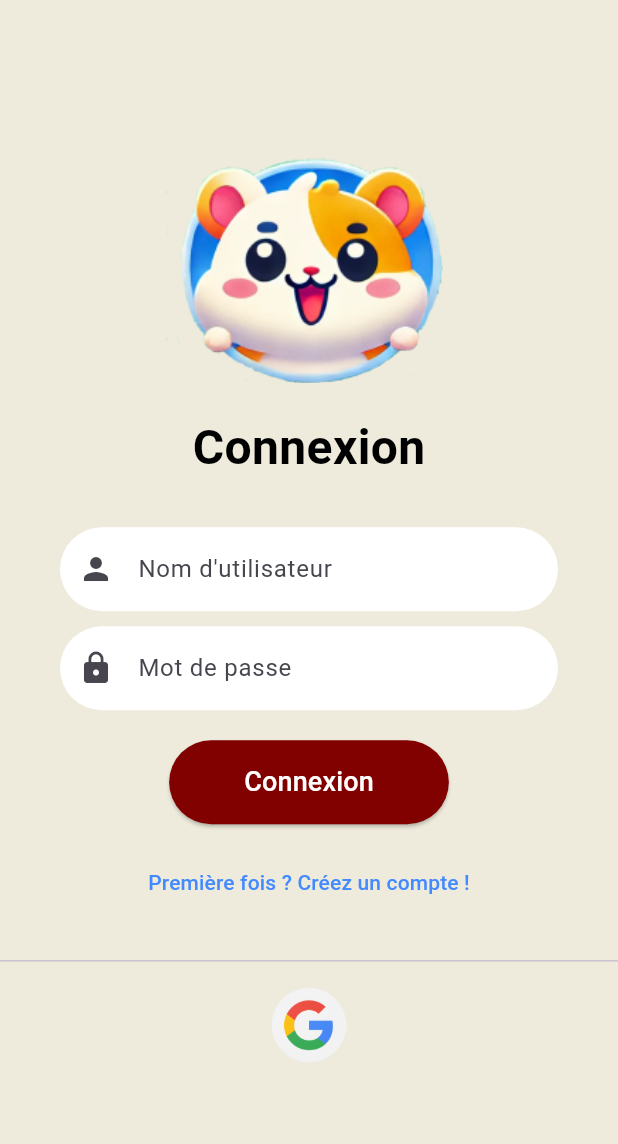
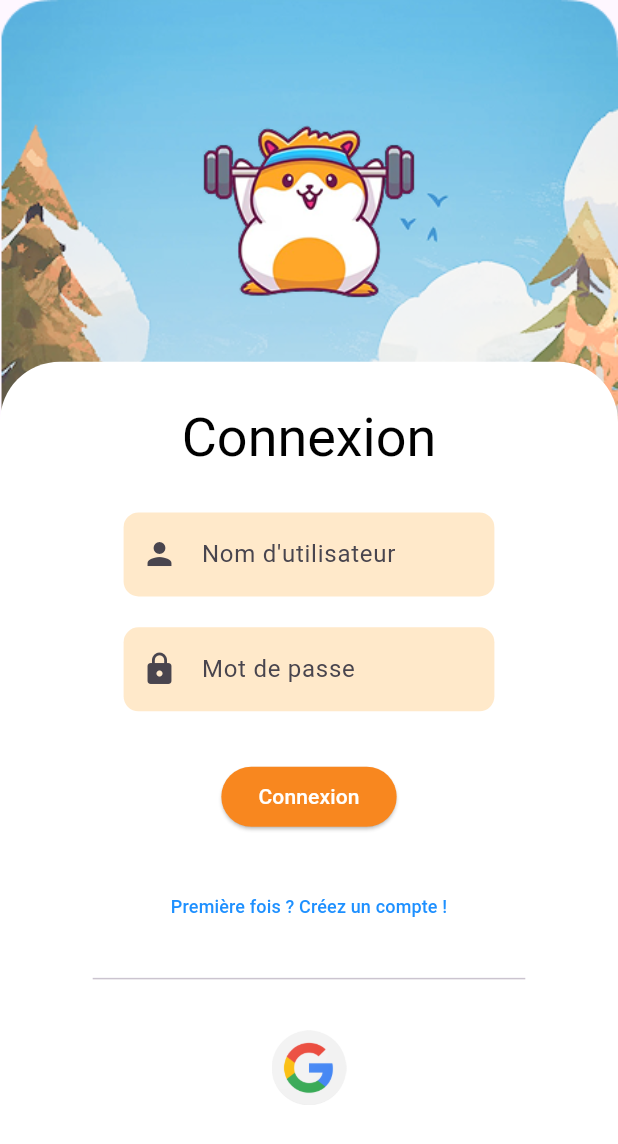
Before and after one commit to Playfit-app/Playfit, a Flutter app: the screen it shows after launch, on a phone screen of 412 x 824 dp. Shown: the top 1144 px of the screen. Run offline on Flutter 3.47's test engine with Material 3 defaults, Android fonts, the phone set to English and light mode, and no system bars; our stand-ins replace camera, flutter_dotenv, flutter_secure_storage, google_fonts, google_sign_in; missing offline and left inert: flame, google_ml_kit, google_mlkit_pose_detection; Roboto replaces fonts that are missing (Amaranth).

Commit message:
style: login page redisigned based on figma v3 mockup

```diff
--- a/playfit-mobile/playfit/lib/authentification/login_page.dart
+++ b/playfit-mobile/playfit/lib/authentification/login_page.dart
@@ -3,7 +3,7 @@ import 'package:flutter/material.dart';
 import 'package:playfit/auth_service.dart';
 import 'package:playfit/home_page.dart';
 import 'package:playfit/authentification/registration_page.dart';
-import 'package:playfit/styles/styles.dart';
+import 'package:google_fonts/google_fonts.dart';
 
 class LoginPage extends StatefulWidget {
   const LoginPage({super.key});
@@ -13,13 +13,13 @@ class LoginPage extends StatefulWidget {
 }
 
 class _LoginPageState extends State<LoginPage> {
+  final GlobalKey<FormState> _formKey = GlobalKey<FormState>();
   final TextEditingController _loginController = TextEditingController();
   final TextEditingController _passwordController = TextEditingController();
   final AuthService authService = AuthService();
   String _errorMessage = '';
   bool _isGoogleSignInLoading = false;
 
-  // ignore: unused_element
   void _login() async {
     setState(() {
       _isGoogleSignInLoading = true;
@@ -52,17 +52,14 @@ class _LoginPageState extends State<LoginPage> {
   }
 
   Future<void> _handleGoogleSignIn() async {
-    // Send the ID token to the backend for verification and login
     var result = await authService.loginWithGoogle(context);
-    if (!mounted) return; // Ensure the widget is still mounted
+    if (!mounted) return;
     if (result["status"] == 'success') {
-      // Navigate to the HomePage on successful login
       Navigator.pushReplacement(
         context,
         MaterialPageRoute(builder: (context) => const HomePage()),
       );
     } else {
-      // Display an error message if login failed
       setState(() {
         _errorMessage = result["message"]!;
       });
@@ -79,33 +76,51 @@ class _LoginPageState extends State<LoginPage> {
   @override
   Widget build(BuildContext context) {
     return Scaffold(
-      backgroundColor: AppStyles.backgroundColor, // Using the color from styles
-      body: Center(
-        child: SingleChildScrollView(
-          child: Column(
-            mainAxisAlignment: MainAxisAlignment.center,
+      body: SingleChildScrollView(
+        child: Stack(
           children: [
-              // Mascot Image at the top
-              Padding(
-                padding: const EdgeInsets.only(bottom: 20.0),
-                child: Image.asset(
-                  'assets/images/mascot.png',
-                  height: 150,
+            Image.asset(
+              "assets/images/background_kickoff.png",
+              width: MediaQuery.of(context).size.width,
+              fit: BoxFit.cover,
+            ),
+            Column(
+              children: [
+                SizedBox(height: MediaQuery.of(context).size.height * 0.05),
+                Image.asset(
+                  "assets/images/mascot.png",
+                  height: 200,
+                ),
+                Container(
+                  // White background
+                  width: MediaQuery.of(context).size.width,
+                  // height: MediaQuery.of(context).size.height * 0.6,
+                  decoration: const BoxDecoration(
+                    color: Colors.white,
+                    borderRadius: BorderRadius.only(
+                      topLeft: Radius.circular(40),
+                      topRight: Radius.circular(40),
                     ),
                   ),
-              const Text(
+                  child: Column(
+                    children: [
+                      SizedBox(
+                          height: MediaQuery.of(context).size.height * 0.03),
+                      Text(
                         'Connexion',
-                style: TextStyle(
-                  fontSize: 32,
-                  fontWeight: FontWeight.bold,
+                        style: GoogleFonts.amaranth(
+                          fontSize: 36,
                           color: Colors.black,
+                          letterSpacing: 0,
+                          fontWeight: FontWeight.normal,
                         ),
                       ),
-              const SizedBox(height: 20),
-              // Display error message if it exists
+                      SizedBox(
+                          height: MediaQuery.of(context).size.height * 0.02),
                       if (_errorMessage.isNotEmpty)
                         Padding(
-                  padding: const EdgeInsets.symmetric(horizontal: 40.0),
+                          padding: const EdgeInsets.symmetric(
+                              horizontal: 40.0, vertical: 10),
                           child: Text(
                             _errorMessage,
                             style: const TextStyle(
@@ -115,89 +130,141 @@ class _LoginPageState extends State<LoginPage> {
                             textAlign: TextAlign.center,
                           ),
                         ),
-              const SizedBox(height: 10),
-              // Username TextField
+                      SizedBox(
+                          height: MediaQuery.of(context).size.height * 0.01),
+                      Form(
+                        key: _formKey,
+                        child: Column(
+                          children: [
                             Padding(
-                padding: const EdgeInsets.symmetric(horizontal: 40.0),
-                child: TextField(
+                              padding: EdgeInsets.symmetric(
+                                  horizontal:
+                                      MediaQuery.of(context).size.width * 0.2),
+                              child: TextFormField(
                                 controller: _loginController,
                                 decoration: InputDecoration(
-                    hintText: 'Nom d\'utilisateur',
                                   filled: true,
-                    fillColor: Colors.white,
+                                  fillColor:
+                                      const Color.fromARGB(255, 255, 233, 202),
                                   prefixIcon: const Icon(Icons.person),
                                   suffixIcon: _loginController.text.isNotEmpty
                                       ? IconButton(
                                           icon: const Icon(Icons.close),
-                            onPressed: () => _loginController.clear(),
+                                          onPressed: () =>
+                                              _loginController.clear(),
                                         )
                                       : null,
                                   border: OutlineInputBorder(
+                                    borderRadius: BorderRadius.circular(10.0),
+                                    borderSide: BorderSide.none,
+                                  ),
+                                  labelText: "Nom d'utilisateur",
+                                ),
+                                keyboardType: TextInputType.text,
+                                validator: (value) {
+                                  if (value == null || value.isEmpty) {
+                                    return 'Veuillez entrer votre nom d\'utilisateur';
+                                  }
+                                  return null;
+                                },
+                              ),
+                            ),
+                            SizedBox(
+                                height:
+                                    MediaQuery.of(context).size.height * 0.025),
+                            Padding(
+                              padding: EdgeInsets.symmetric(
+                                  horizontal:
+                                      MediaQuery.of(context).size.width * 0.2),
+                              child: TextFormField(
+                                controller: _passwordController,
+                                obscureText: true,
+                                decoration: InputDecoration(
+                                  filled: true,
+                                  fillColor:
+                                      const Color.fromARGB(255, 255, 233, 202),
+                                  prefixIcon: const Icon(Icons.lock),
+                                  suffixIcon:
+                                      _passwordController.text.isNotEmpty
+                                          ? IconButton(
+                                              icon: const Icon(Icons.close),
+                                              onPressed: () =>
+                                                  _passwordController.clear(),
+                                            )
+                                          : null,
+                                  border: OutlineInputBorder(
+                                    borderRadius: BorderRadius.circular(10.0),
+                                    borderSide: BorderSide.none,
+                                  ),
+                                  labelText: "Mot de passe",
+                                ),
+                                keyboardType: TextInputType.text,
+                                validator: (value) {
+                                  if (value == null || value.isEmpty) {
+                                    return 'Veuillez entrer votre mot de passe';
+                                  }
+                                  return null;
+                                },
+                              ),
+                            ),
+                            SizedBox(
+                                height:
+                                    MediaQuery.of(context).size.height * 0.04),
+                            ElevatedButton(
+                              onPressed: () {
+                                if (_formKey.currentState!.validate()) {
+                                  _login();
+                                }
+                              },
+                              style: ElevatedButton.styleFrom(
+                                backgroundColor:
+                                    const Color.fromARGB(255, 248, 135, 31),
+                                shape: RoundedRectangleBorder(
                                   borderRadius: BorderRadius.circular(100.0),
-                      borderSide: BorderSide.none,
+                                ),
+                                padding: EdgeInsets.symmetric(
+                                    horizontal:
+                                        MediaQuery.of(context).size.width *
+                                            0.06,
+                                    vertical: 10),
+                              ),
+                              child: const Text(
+                                'Connexion',
+                                style: TextStyle(
+                                  fontSize: 14,
+                                  color: Colors.white,
                                 ),
                               ),
                             ),
-              ),
-              const SizedBox(height: 10),
-              // Password TextField
-              Padding(
-                padding: const EdgeInsets.symmetric(horizontal: 40.0),
-                child: TextField(
-                  controller: _passwordController,
-                  obscureText: true,
-                  decoration: InputDecoration(
-                    hintText: 'Mot de passe',
-                    filled: true,
-                    fillColor: Colors.white,
-                    prefixIcon: const Icon(Icons.lock),
-                    suffixIcon: _passwordController.text.isNotEmpty
-                        ? IconButton(
-                            icon: const Icon(Icons.close),
-                            onPressed: () => _passwordController.clear(),
-                          )
-                        : null,
-                    border: OutlineInputBorder(
-                      borderRadius: BorderRadius.circular(100.0),
-                      borderSide: BorderSide.none,
+                            SizedBox(
+                                height:
+                                    MediaQuery.of(context).size.height * 0.03),
+                            TextButton(
+                              onPressed: () =>
+                                  _navigateToCreateAccount(context),
+                              child: const Text(
+                                'Première fois ? Créez un compte !',
+                                style: TextStyle(
+                                  color: Color.fromARGB(255, 30, 144, 255),
+                                  fontSize: 12,
                                 ),
                               ),
                             ),
+                            SizedBox(
+                                height:
+                                    MediaQuery.of(context).size.height * 0.02),
+                            Divider(
+                              indent: MediaQuery.of(context).size.width * 0.15,
+                              endIndent:
+                                  MediaQuery.of(context).size.width * 0.15,
                             ),
-              const SizedBox(height: 20),
-              // Login Button
-              ElevatedButton(
-                onPressed: () {
-                  _login();
-                },
-                style: ElevatedButton.styleFrom(
-                  backgroundColor: AppStyles.primaryColor,
-                  shape: RoundedRectangleBorder(
-                    borderRadius: BorderRadius.circular(100.0),
-                  ),
-                  padding:
-                      const EdgeInsets.symmetric(horizontal: 50, vertical: 15),
-                ),
-                child: const Text(
-                  'Connexion',
-                  style: TextStyle(fontSize: 18, color: Colors.white),
-                ),
-              ),
-              const SizedBox(height: 15),
-              // Register prompt
-              TextButton(
-                onPressed: () => _navigateToCreateAccount(context),
-                child: const Text(
-                  'Première fois ? Créez un compte !',
-                  style: TextStyle(color: Colors.blueAccent),
-                ),
-              ),
-              const SizedBox(height: 20),
-              // Divider and Google Login
-              const Divider(),
+                            SizedBox(
+                                height:
+                                    MediaQuery.of(context).size.height * 0.02),
                             Platform.isAndroid
                                 ? Padding(
-                      padding: const EdgeInsets.symmetric(vertical: 10.0),
+                                    padding: const EdgeInsets.symmetric(
+                                        vertical: 10.0),
                                     child: GestureDetector(
                                       onTap: _isGoogleSignInLoading
                                           ? null
@@ -213,8 +280,18 @@ class _LoginPageState extends State<LoginPage> {
                                     ),
                                   )
                                 : Container(),
+                            SizedBox(
+                                height:
+                                    MediaQuery.of(context).size.height * 0.06),
                           ],
                         ),
+                      )
+                    ],
+                  ),
+                )
+              ],
+            )
+          ],
         ),
       ),
     );
```
Also changed, not shown: playfit-mobile/playfit/assets/images/background_kickoff.png (added), playfit-mobile/playfit/assets/images/background_kickoff_old.png (added), playfit-mobile/playfit/assets/images/block_window.png (added), playfit-mobile/playfit/assets/images/mascot.png. Lines whose indentation alone changed are shown as unchanged.
